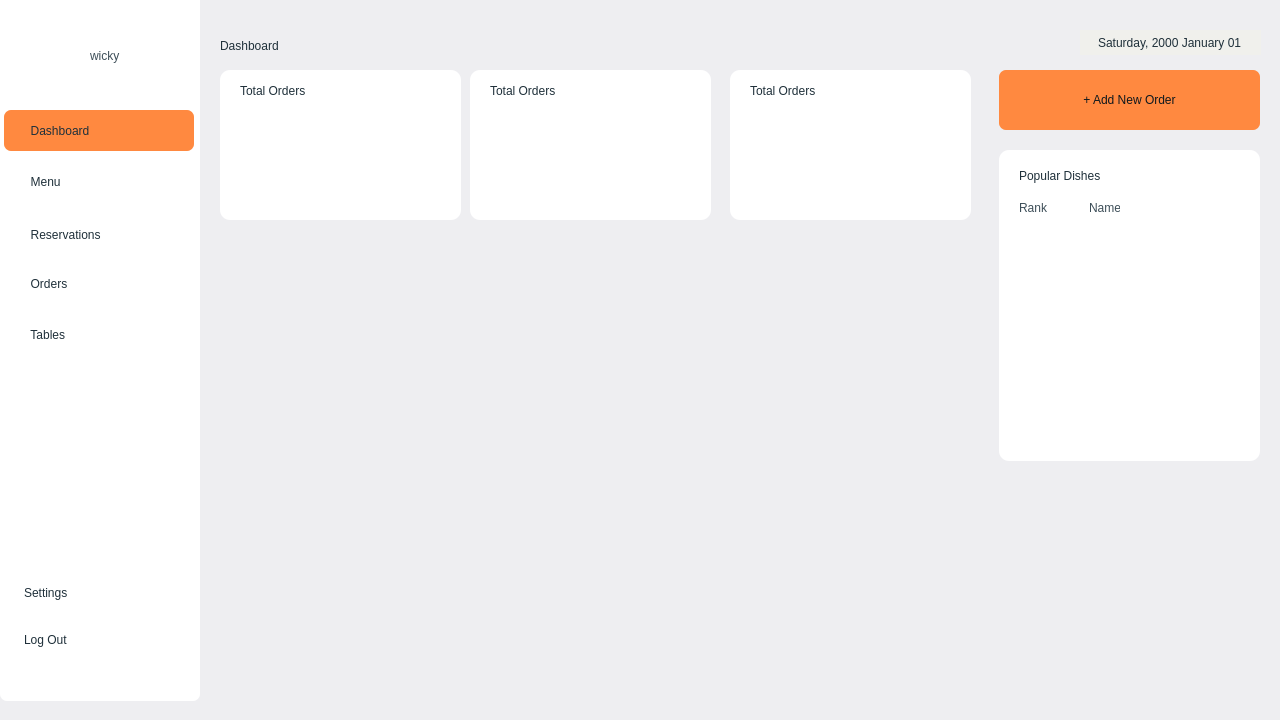
MxGhadimi/Qwicky-Uni, file ui/admindashboard.ui: the form before one commit.
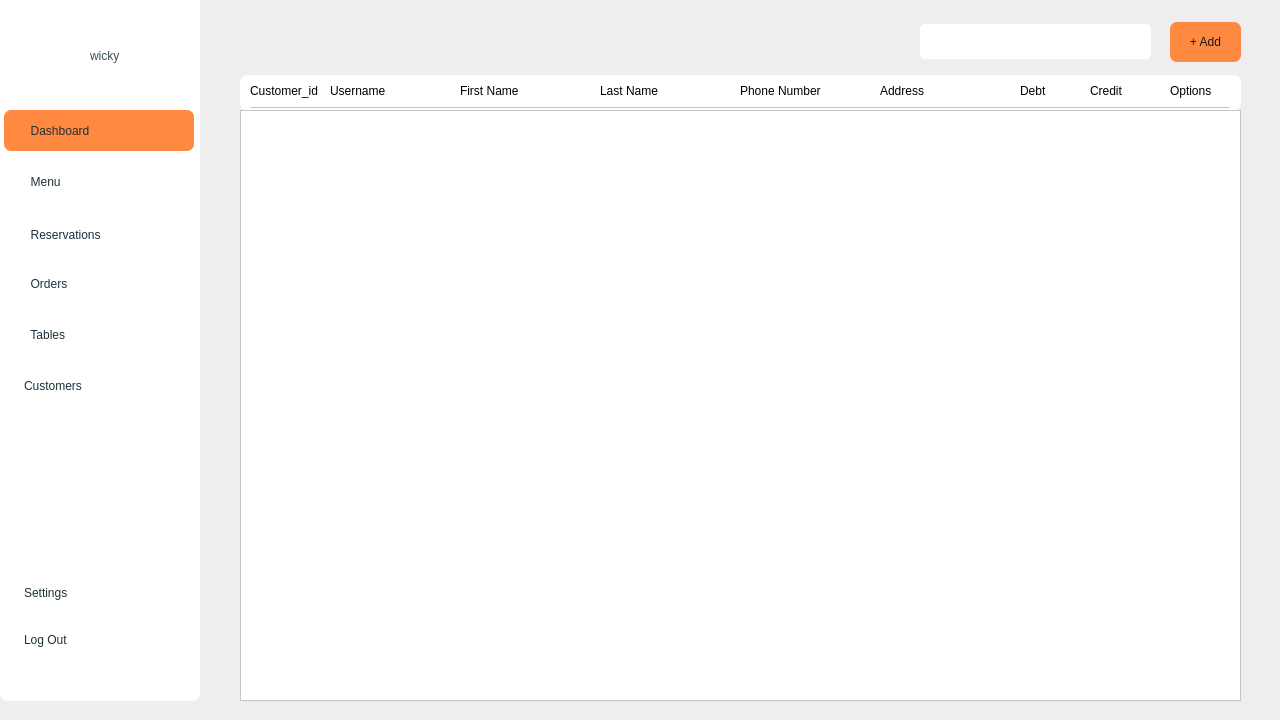
The form after the commit. Icons and pictures are not drawn.

Commit message: Added Customer classes to show, edit, delete customers and again some minor changes, next commit will probably be the last one (some clean up) unless i see any reason in continuing it

```diff
--- a/ui/admindashboard.ui
+++ b/ui/admindashboard.ui
@@ -125,7 +125,7 @@
        <x>0</x>
        <y>120</y>
        <width>203</width>
-       <height>251</height>
+       <height>302</height>
       </rect>
      </property>
      <layout class="QVBoxLayout" name="verticalLayout_4">
@@ -459,6 +459,72 @@
         </widget>
        </widget>
       </item>
+      <item>
+       <widget class="QGroupBox" name="customer">
+        <property name="enabled">
+         <bool>true</bool>
+        </property>
+        <property name="minimumSize">
+         <size>
+          <width>201</width>
+          <height>45</height>
+         </size>
+        </property>
+        <property name="maximumSize">
+         <size>
+          <width>201</width>
+          <height>45</height>
+         </size>
+        </property>
+        <property name="styleSheet">
+         <string notr="true">background: none;</string>
+        </property>
+        <property name="title">
+         <string/>
+        </property>
+        <widget class="QPushButton" name="Customer_PB">
+         <property name="enabled">
+          <bool>true</bool>
+         </property>
+         <property name="geometry">
+          <rect>
+           <x>4</x>
+           <y>0</y>
+           <width>190</width>
+           <height>40</height>
+          </rect>
+         </property>
+         <property name="styleSheet">
+          <string notr="true">QPushButton {
+    font: 700 12pt &quot;Segoe UI&quot;;
+    color: rgb(31, 48, 58);
+    text-align: left;
+    padding: 10px 20px;
+    background-color: none;
+}
+QPushButton:hover {
+    background-color: rgb(255, 215, 147);
+}
+QPushButton:pressed {
+    background-color: rgb(255, 137, 64);
+}</string>
+         </property>
+         <property name="text">
+          <string>Customers</string>
+         </property>
+         <property name="icon">
+          <iconset resource="../data/mainresources.qrc">
+           <normaloff>:/icons/images/icons/customer.png</normaloff>:/icons/images/icons/customer.png</iconset>
+         </property>
+         <property name="iconSize">
+          <size>
+           <width>24</width>
+           <height>24</height>
+          </size>
+         </property>
+        </widget>
+       </widget>
+      </item>
      </layout>
     </widget>
     <widget class="QWidget" name="layoutWidget">
@@ -686,7 +752,7 @@
      </palette>
     </property>
     <property name="currentIndex">
-     <number>0</number>
+     <number>1</number>
     </property>
     <widget class="QWidget" name="Dashboard_QW">
      <widget class="QPushButton" name="Neworder_PB">
@@ -851,7 +917,7 @@
        </rect>
       </property>
       <property name="styleSheet">
-       <string notr="true">background: rgb(255, 255, 255);
+       <string notr="true">background: rgb(6, 106, 110);
 border: none;
     border-radius: 10px;</string>
       </property>
@@ -868,13 +934,119 @@
         </rect>
        </property>
        <property name="styleSheet">
-        <string notr="true">font: 700 12pt &quot;Segoe UI&quot;;
+        <string notr="true">font: 600 13pt &quot;Segoe UI&quot;;
 text-align: center;
-color: rgb(31, 48, 58);
+color: white;
 </string>
        </property>
        <property name="text">
-        <string>Total Orders</string>
+        <string>New Orders</string>
+       </property>
+      </widget>
+      <widget class="QLabel" name="label_2">
+       <property name="geometry">
+        <rect>
+         <x>175</x>
+         <y>15</y>
+         <width>50</width>
+         <height>50</height>
+        </rect>
+       </property>
+       <property name="styleSheet">
+        <string notr="true">background: white;
+border-radius: 10px;
+</string>
+       </property>
+       <property name="text">
+        <string/>
+       </property>
+      </widget>
+      <widget class="QLabel" name="Neworderlogo_L">
+       <property name="geometry">
+        <rect>
+         <x>187</x>
+         <y>27</y>
+         <width>26</width>
+         <height>26</height>
+        </rect>
+       </property>
+       <property name="styleSheet">
+        <string notr="true">background: transparent;</string>
+       </property>
+       <property name="text">
+        <string/>
+       </property>
+       <property name="pixmap">
+        <pixmap resource="../data/mainresources.qrc">:/icons/images/icons/notification.png</pixmap>
+       </property>
+       <property name="scaledContents">
+        <bool>true</bool>
+       </property>
+      </widget>
+      <widget class="QLabel" name="Newordernumber_L">
+       <property name="geometry">
+        <rect>
+         <x>20</x>
+         <y>70</y>
+         <width>101</width>
+         <height>51</height>
+        </rect>
+       </property>
+       <property name="styleSheet">
+        <string notr="true">font: 600 27pt &quot;Segoe UI&quot;;
+text-align: center;
+color: white;
+</string>
+       </property>
+       <property name="text">
+        <string>n</string>
+       </property>
+      </widget>
+      <widget class="QDateEdit" name="dateEdit_2">
+       <property name="geometry">
+        <rect>
+         <x>51</x>
+         <y>118</y>
+         <width>181</width>
+         <height>25</height>
+        </rect>
+       </property>
+       <property name="styleSheet">
+        <string notr="true">QDateEdit {
+	background: transparent;
+	color: white;
+	font: 600 10pt &quot;Segoe UI&quot;;
+}</string>
+       </property>
+       <property name="wrapping">
+        <bool>false</bool>
+       </property>
+       <property name="frame">
+        <bool>false</bool>
+       </property>
+       <property name="alignment">
+        <set>Qt::AlignLeading|Qt::AlignLeft|Qt::AlignVCenter</set>
+       </property>
+       <property name="readOnly">
+        <bool>true</bool>
+       </property>
+       <property name="buttonSymbols">
+        <enum>QAbstractSpinBox::NoButtons</enum>
+       </property>
+       <property name="accelerated">
+        <bool>false</bool>
+       </property>
+       <property name="keyboardTracking">
+        <bool>true</bool>
+       </property>
+       <property name="showGroupSeparator" stdset="0">
+        <bool>false</bool>
+       </property>
+       <property name="displayFormat">
+        <string>dddd, yyyy MMMM dd</string>
+       </property>
+       <property name="calendarPopup">
+        <bool>false</bool>
        </property>
       </widget>
      </widget>
@@ -971,7 +1143,7 @@
         <rect>
          <x>20</x>
          <y>10</y>
-         <width>101</width>
+         <width>131</width>
          <height>21</height>
         </rect>
        </property>
@@ -982,7 +1154,75 @@
 </string>
        </property>
        <property name="text">
-        <string>Total Orders</string>
+        <string>Total Customers</string>
+       </property>
+      </widget>
+      <widget class="QLabel" name="label_7">
+       <property name="geometry">
+        <rect>
+         <x>175</x>
+         <y>15</y>
+         <width>50</width>
+         <height>50</height>
+        </rect>
+       </property>
+       <property name="styleSheet">
+        <string notr="true">background: hsla(28, 100%, 75%, 0.5);
+border-radius: 10px;
+</string>
+       </property>
+       <property name="text">
+        <string/>
+       </property>
+      </widget>
+      <widget class="QLabel" name="Totalcustomerslogo_L">
+       <property name="geometry">
+        <rect>
+         <x>186</x>
+         <y>25</y>
+         <width>29</width>
+         <height>29</height>
+        </rect>
+       </property>
+       <property name="minimumSize">
+        <size>
+         <width>24</width>
+         <height>24</height>
+        </size>
+       </property>
+       <property name="styleSheet">
+        <string notr="true">background: transparent;</string>
+       </property>
+       <property name="text">
+        <string/>
+       </property>
+       <property name="pixmap">
+        <pixmap resource="../data/mainresources.qrc">:/icons/images/icons/user.png</pixmap>
+       </property>
+       <property name="scaledContents">
+        <bool>true</bool>
+       </property>
+      </widget>
+      <widget class="QLabel" name="Totalcustomersnumber_L">
+       <property name="geometry">
+        <rect>
+         <x>20</x>
+         <y>70</y>
+         <width>101</width>
+         <height>51</height>
+        </rect>
+       </property>
+       <property name="styleSheet">
+        <string notr="true">
+color: rgb(31, 48, 58);
+font: 600 27pt &quot;Segoe UI&quot;;
+text-align: center;
+
+
+</string>
+       </property>
+       <property name="text">
+        <string>n</string>
        </property>
       </widget>
      </widget>
@@ -1003,7 +1243,29 @@
       <property name="title">
        <string/>
       </property>
-      <widget class="QLabel" name="label_26">
+      <widget class="QLabel" name="Totalordernumber_L">
+       <property name="geometry">
+        <rect>
+         <x>20</x>
+         <y>70</y>
+         <width>101</width>
+         <height>51</height>
+        </rect>
+       </property>
+       <property name="styleSheet">
+        <string notr="true">
+color: rgb(31, 48, 58);
+font: 600 27pt &quot;Segoe UI&quot;;
+text-align: center;
+
+
+</string>
+       </property>
+       <property name="text">
+        <string>n</string>
+       </property>
+      </widget>
+      <widget class="QLabel" name="Totalorder_L">
        <property name="geometry">
         <rect>
          <x>20</x>
@@ -1013,7 +1275,7 @@
         </rect>
        </property>
        <property name="styleSheet">
-        <string notr="true">font: 700 12pt &quot;Segoe UI&quot;;
+        <string notr="true">font: 600 13pt &quot;Segoe UI&quot;;
 text-align: center;
 color: rgb(31, 48, 58);
 </string>
@@ -1088,6 +1350,555 @@
        <bool>false</bool>
       </property>
      </widget>
+     <widget class="QLabel" name="label_3">
+      <property name="geometry">
+       <rect>
+        <x>30</x>
+        <y>180</y>
+        <width>41</width>
+        <height>41</height>
+       </rect>
+      </property>
+      <property name="styleSheet">
+       <string notr="true">font: 600 10pt &quot;Segoe UI&quot;;
+text-align: center;
+color: white;
+</string>
+      </property>
+      <property name="text">
+       <string>* from</string>
+      </property>
+     </widget>
+    </widget>
+    <widget class="QWidget" name="Customer_QW">
+     <widget class="QWidget" name="verticalLayoutWidget">
+      <property name="geometry">
+       <rect>
+        <x>40</x>
+        <y>110</y>
+        <width>1001</width>
+        <height>591</height>
+       </rect>
+      </property>
+      <layout class="QVBoxLayout" name="verticalLayout">
+       <item>
+        <widget class="QScrollArea" name="scrollArea_2">
+         <property name="styleSheet">
+          <string notr="true">background: white;</string>
+         </property>
+         <property name="widgetResizable">
+          <bool>true</bool>
+         </property>
+         <widget class="QWidget" name="scrollAreaWidgetContents">
+          <property name="geometry">
+           <rect>
+            <x>0</x>
+            <y>0</y>
+            <width>997</width>
+            <height>587</height>
+           </rect>
+          </property>
+         </widget>
+        </widget>
+       </item>
+      </layout>
+     </widget>
+     <widget class="QLabel" name="Username_L">
+      <property name="geometry">
+       <rect>
+        <x>130</x>
+        <y>83</y>
+        <width>120</width>
+        <height>16</height>
+       </rect>
+      </property>
+      <property name="styleSheet">
+       <string notr="true">color: rgb(0, 0, 0);
+font: 600 9pt &quot;Segoe UI&quot;;</string>
+      </property>
+      <property name="text">
+       <string>Username</string>
+      </property>
+     </widget>
+     <widget class="QLabel" name="PhoneNumber_L">
+      <property name="geometry">
+       <rect>
+        <x>540</x>
+        <y>83</y>
+        <width>120</width>
+        <height>16</height>
+       </rect>
+      </property>
+      <property name="styleSheet">
+       <string notr="true">color: rgb(0, 0, 0);
+font: 600 9pt &quot;Segoe UI&quot;;</string>
+      </property>
+      <property name="text">
+       <string>Phone Number</string>
+      </property>
+     </widget>
+     <widget class="QLabel" name="Customerid_L">
+      <property name="geometry">
+       <rect>
+        <x>50</x>
+        <y>83</y>
+        <width>71</width>
+        <height>16</height>
+       </rect>
+      </property>
+      <property name="styleSheet">
+       <string notr="true">color: rgb(0, 0, 0);
+font: 600 9pt &quot;Segoe UI&quot;;</string>
+      </property>
+      <property name="text">
+       <string>Customer_id</string>
+      </property>
+     </widget>
+     <widget class="QLabel" name="LastName_L">
+      <property name="geometry">
+       <rect>
+        <x>400</x>
+        <y>83</y>
+        <width>120</width>
+        <height>16</height>
+       </rect>
+      </property>
+      <property name="styleSheet">
+       <string notr="true">color: rgb(0, 0, 0);
+font: 600 9pt &quot;Segoe UI&quot;;</string>
+      </property>
+      <property name="text">
+       <string>Last Name</string>
+      </property>
+     </widget>
+     <widget class="QLabel" name="Debt_L">
+      <property name="geometry">
+       <rect>
+        <x>820</x>
+        <y>83</y>
+        <width>51</width>
+        <height>16</height>
+       </rect>
+      </property>
+      <property name="styleSheet">
+       <string notr="true">color: rgb(0, 0, 0);
+font: 600 9pt &quot;Segoe UI&quot;;</string>
+      </property>
+      <property name="text">
+       <string>Debt</string>
+      </property>
+     </widget>
+     <widget class="QLabel" name="FirstName_L">
+      <property name="geometry">
+       <rect>
+        <x>260</x>
+        <y>83</y>
+        <width>120</width>
+        <height>16</height>
+       </rect>
+      </property>
+      <property name="styleSheet">
+       <string notr="true">color: rgb(0, 0, 0);
+font: 600 9pt &quot;Segoe UI&quot;;</string>
+      </property>
+      <property name="text">
+       <string>First Name</string>
+      </property>
+     </widget>
+     <widget class="QLabel" name="Address_TE">
+      <property name="geometry">
+       <rect>
+        <x>680</x>
+        <y>83</y>
+        <width>120</width>
+        <height>16</height>
+       </rect>
+      </property>
+      <property name="styleSheet">
+       <string notr="true">color: rgb(0, 0, 0);
+font: 600 9pt &quot;Segoe UI&quot;;</string>
+      </property>
+      <property name="text">
+       <string>Address</string>
+      </property>
+     </widget>
+     <widget class="QLabel" name="Credit_L">
+      <property name="geometry">
+       <rect>
+        <x>890</x>
+        <y>83</y>
+        <width>51</width>
+        <height>16</height>
+       </rect>
+      </property>
+      <property name="styleSheet">
+       <string notr="true">color: rgb(0, 0, 0);
+font: 600 9pt &quot;Segoe UI&quot;;</string>
+      </property>
+      <property name="text">
+       <string>Credit</string>
+      </property>
+     </widget>
+     <widget class="Line" name="line">
+      <property name="geometry">
+       <rect>
+        <x>50</x>
+        <y>107</y>
+        <width>980</width>
+        <height>1</height>
+       </rect>
+      </property>
+      <property name="palette">
+       <palette>
+        <active>
+         <colorrole role="Button">
+          <brush brushstyle="SolidPattern">
+           <color alpha="255">
+            <red>199</red>
+            <green>199</green>
+            <blue>190</blue>
+           </color>
+          </brush>
+         </colorrole>
+         <colorrole role="Base">
+          <brush brushstyle="SolidPattern">
+           <color alpha="255">
+            <red>199</red>
+            <green>199</green>
+            <blue>190</blue>
+           </color>
+          </brush>
+         </colorrole>
+         <colorrole role="Window">
+          <brush brushstyle="SolidPattern">
+           <color alpha="255">
+            <red>199</red>
+            <green>199</green>
+            <blue>190</blue>
+           </color>
+          </brush>
+         </colorrole>
+        </active>
+        <inactive>
+         <colorrole role="Button">
+          <brush brushstyle="SolidPattern">
+           <color alpha="255">
+            <red>199</red>
+            <green>199</green>
+            <blue>190</blue>
+           </color>
+          </brush>
+         </colorrole>
+         <colorrole role="Base">
+          <brush brushstyle="SolidPattern">
+           <color alpha="255">
+            <red>199</red>
+            <green>199</green>
+            <blue>190</blue>
+           </color>
+          </brush>
+         </colorrole>
+         <colorrole role="Window">
+          <brush brushstyle="SolidPattern">
+           <color alpha="255">
+            <red>199</red>
+            <green>199</green>
+            <blue>190</blue>
+           </color>
+          </brush>
+         </colorrole>
+        </inactive>
+        <disabled>
+         <colorrole role="Button">
+          <brush brushstyle="SolidPattern">
+           <color alpha="255">
+            <red>199</red>
+            <green>199</green>
+            <blue>190</blue>
+           </color>
+          </brush>
+         </colorrole>
+         <colorrole role="Base">
+          <brush brushstyle="SolidPattern">
+           <color alpha="255">
+            <red>199</red>
+            <green>199</green>
+            <blue>190</blue>
+           </color>
+          </brush>
+         </colorrole>
+         <colorrole role="Window">
+          <brush brushstyle="SolidPattern">
+           <color alpha="255">
+            <red>199</red>
+            <green>199</green>
+            <blue>190</blue>
+           </color>
+          </brush>
+         </colorrole>
+        </disabled>
+       </palette>
+      </property>
+      <property name="styleSheet">
+       <string notr="true">background-color: rgb(199, 199, 190);
+    height: 0.5px;
+    border: none;</string>
+      </property>
+      <property name="orientation">
+       <enum>Qt::Horizontal</enum>
+      </property>
+     </widget>
+     <widget class="QLabel" name="Credit_L_2">
+      <property name="geometry">
+       <rect>
+        <x>970</x>
+        <y>83</y>
+        <width>51</width>
+        <height>16</height>
+       </rect>
+      </property>
+      <property name="styleSheet">
+       <string notr="true">color: rgb(0, 0, 0);
+font: 600 9pt &quot;Segoe UI&quot;;</string>
+      </property>
+      <property name="text">
+       <string>Options</string>
+      </property>
+     </widget>
+     <widget class="QPushButton" name="Newcustomer_PB">
+      <property name="geometry">
+       <rect>
+        <x>970</x>
+        <y>22</y>
+        <width>71</width>
+        <height>40</height>
+       </rect>
+      </property>
+      <property name="palette">
+       <palette>
+        <active>
+         <colorrole role="Button">
+          <brush brushstyle="SolidPattern">
+           <color alpha="255">
+            <red>255</red>
+            <green>137</green>
+            <blue>64</blue>
+           </color>
+          </brush>
+         </colorrole>
+         <colorrole role="Text">
+          <brush brushstyle="SolidPattern">
+           <color alpha="255">
+            <red>31</red>
+            <green>48</green>
+            <blue>58</blue>
+           </color>
+          </brush>
+         </colorrole>
+         <colorrole role="ButtonText">
+          <brush brushstyle="SolidPattern">
+           <color alpha="255">
+            <red>15</red>
+            <green>24</green>
+            <blue>29</blue>
+           </color>
+          </brush>
+         </colorrole>
+         <colorrole role="Base">
+          <brush brushstyle="SolidPattern">
+           <color alpha="255">
+            <red>255</red>
+            <green>137</green>
+            <blue>64</blue>
+           </color>
+          </brush>
+         </colorrole>
+         <colorrole role="Window">
+          <brush brushstyle="SolidPattern">
+           <color alpha="255">
+            <red>255</red>
+            <green>137</green>
+            <blue>64</blue>
+           </color>
+          </brush>
+         </colorrole>
+        </active>
+        <inactive>
+         <colorrole role="Button">
+          <brush brushstyle="SolidPattern">
+           <color alpha="255">
+            <red>255</red>
+            <green>137</green>
+            <blue>64</blue>
+           </color>
+          </brush>
+         </colorrole>
+         <colorrole role="Text">
+          <brush brushstyle="SolidPattern">
+           <color alpha="255">
+            <red>31</red>
+            <green>48</green>
+            <blue>58</blue>
+           </color>
+          </brush>
+         </colorrole>
+         <colorrole role="ButtonText">
+          <brush brushstyle="SolidPattern">
+           <color alpha="255">
+            <red>15</red>
+            <green>24</green>
+            <blue>29</blue>
+           </color>
+          </brush>
+         </colorrole>
+         <colorrole role="Base">
+          <brush brushstyle="SolidPattern">
+           <color alpha="255">
+            <red>255</red>
+            <green>137</green>
+            <blue>64</blue>
+           </color>
+          </brush>
+         </colorrole>
+         <colorrole role="Window">
+          <brush brushstyle="SolidPattern">
+           <color alpha="255">
+            <red>255</red>
+            <green>137</green>
+            <blue>64</blue>
+           </color>
+          </brush>
+         </colorrole>
+        </inactive>
+        <disabled>
+         <colorrole role="Button">
+          <brush brushstyle="SolidPattern">
+           <color alpha="255">
+            <red>255</red>
+            <green>137</green>
+            <blue>64</blue>
+           </color>
+          </brush>
+         </colorrole>
+         <colorrole role="Base">
+          <brush brushstyle="SolidPattern">
+           <color alpha="255">
+            <red>255</red>
+            <green>137</green>
+            <blue>64</blue>
+           </color>
+          </brush>
+         </colorrole>
+         <colorrole role="Window">
+          <brush brushstyle="SolidPattern">
+           <color alpha="255">
+            <red>255</red>
+            <green>137</green>
+            <blue>64</blue>
+           </color>
+          </brush>
+         </colorrole>
+        </disabled>
+       </palette>
+      </property>
+      <property name="styleSheet">
+       <string notr="true">QPushButton {
+    background-color: rgb(255, 137, 64);
+    border: none;
+    border-radius: 7px;
+	
+	font: 600 13pt &quot;Segoe UI&quot;;
+}
+QPushButton::pressed {
+    background-color: rgb(255, 85, 0);
+}</string>
+      </property>
+      <property name="text">
+       <string>+ Add</string>
+      </property>
+     </widget>
+     <widget class="QLineEdit" name="Search_LE">
+      <property name="geometry">
+       <rect>
+        <x>720</x>
+        <y>24</y>
+        <width>231</width>
+        <height>35</height>
+       </rect>
+      </property>
+      <property name="styleSheet">
+       <string notr="true">QLineEdit {
+	background-color: white;
+	color: rgb(31, 48, 58);
+	border-radius: 5px;
+	border-color: rgb(188, 193, 193);
+	padding-left: 5px;
+	padding-right: 30px;
+}
+
+QLineEdit:focus {
+    border-color: rgb(52, 81, 98);
+}</string>
+      </property>
+      <property name="text">
+       <string/>
+      </property>
+     </widget>
+     <widget class="QLabel" name="Searchlogo_L_3">
+      <property name="geometry">
+       <rect>
+        <x>920</x>
+        <y>30</y>
+        <width>25</width>
+        <height>25</height>
+       </rect>
+      </property>
+      <property name="styleSheet">
+       <string notr="true">background: none;</string>
+      </property>
+      <property name="text">
+       <string/>
+      </property>
+      <property name="pixmap">
+       <pixmap resource="../data/mainresources.qrc">:/icons/images/icons/search.png</pixmap>
+      </property>
+      <property name="scaledContents">
+       <bool>true</bool>
+      </property>
+     </widget>
+     <widget class="QGroupBox" name="groupBox">
+      <property name="geometry">
+       <rect>
+        <x>40</x>
+        <y>75</y>
+        <width>1001</width>
+        <height>35</height>
+       </rect>
+      </property>
+      <property name="styleSheet">
+       <string notr="true">background: white;
+border: none;
+border-radius: 7px;</string>
+      </property>
+      <property name="title">
+       <string/>
+      </property>
+     </widget>
+     <zorder>groupBox</zorder>
+     <zorder>verticalLayoutWidget</zorder>
+     <zorder>Username_L</zorder>
+     <zorder>PhoneNumber_L</zorder>
+     <zorder>Customerid_L</zorder>
+     <zorder>LastName_L</zorder>
+     <zorder>Debt_L</zorder>
+     <zorder>FirstName_L</zorder>
+     <zorder>Address_TE</zorder>
+     <zorder>Credit_L</zorder>
+     <zorder>line</zorder>
+     <zorder>Credit_L_2</zorder>
+     <zorder>Newcustomer_PB</zorder>
+     <zorder>Search_LE</zorder>
+     <zorder>Searchlogo_L_3</zorder>
     </widget>
     <widget class="QWidget" name="Settings_QW">
      <widget class="QLabel" name="label_29">
```
Left out of the diff: 70 changed lines with no effect on the pictures. The commit also changes 23 other files.
